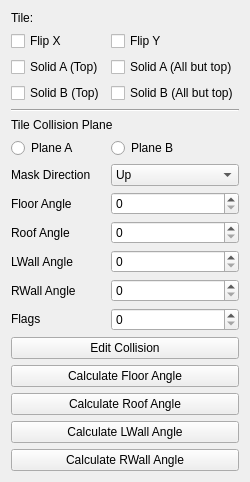
RSDKModding/RetroED, file RetroEDv2/tools/sceneproperties/scenetilepropertiesv5.ui: the form before one commit.
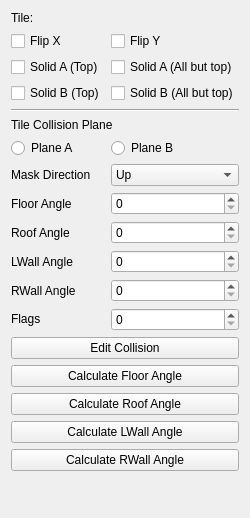
The form after the commit.

The edit to the form file:
```diff
--- a/RetroEDv2/tools/sceneproperties/scenetilepropertiesv5.ui
+++ b/RetroEDv2/tools/sceneproperties/scenetilepropertiesv5.ui
@@ -6,8 +6,8 @@
    <rect>
     <x>0</x>
     <y>0</y>
-    <width>227</width>
-    <height>467</height>
+    <width>245</width>
+    <height>518</height>
    </rect>
   </property>
   <property name="windowTitle">
```
Left out of the diff: 21 changed lines with no effect on the pictures.
